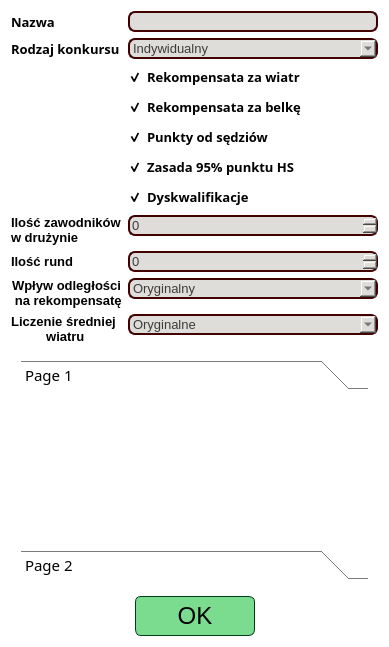
Above: source/UI/EditorWidgets/CompetitionRulesEditorWidget.ui from SiekamCebule/sj-sim before the change. Below: the same form after it.
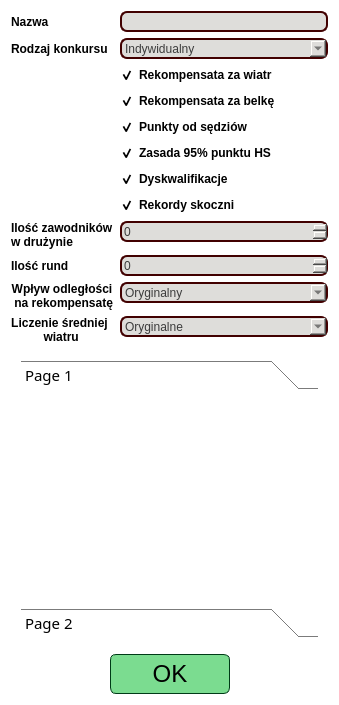
That is the form after the change.

```diff
--- a/source/UI/EditorWidgets/CompetitionRulesEditorWidget.ui
+++ b/source/UI/EditorWidgets/CompetitionRulesEditorWidget.ui
@@ -6,8 +6,8 @@
    <rect>
     <x>0</x>
     <y>0</y>
-    <width>386</width>
-    <height>642</height>
+    <width>334</width>
+    <height>705</height>
    </rect>
   </property>
   <property name="sizePolicy">
@@ -30,8 +30,8 @@
       <widget class="QLabel" name="label">
        <property name="font">
         <font>
-         <family>Quicksand Medium</family>
-         <pointsize>10</pointsize>
+         <family>Segoe UI</family>
+         <pointsize>9</pointsize>
          <bold>true</bold>
         </font>
        </property>
@@ -44,19 +44,19 @@
       <widget class="QLineEdit" name="lineEdit_name">
        <property name="minimumSize">
         <size>
-         <width>250</width>
+         <width>208</width>
          <height>21</height>
         </size>
        </property>
        <property name="maximumSize">
         <size>
-         <width>250</width>
+         <width>208</width>
          <height>21</height>
         </size>
        </property>
        <property name="font">
         <font>
-         <pointsize>10</pointsize>
+         <pointsize>9</pointsize>
         </font>
        </property>
        <property name="styleSheet">
@@ -73,8 +73,8 @@
       <widget class="QLabel" name="label_6">
        <property name="font">
         <font>
-         <family>Quicksand Medium</family>
-         <pointsize>10</pointsize>
+         <family>Segoe UI</family>
+         <pointsize>9</pointsize>
          <bold>true</bold>
         </font>
        </property>
@@ -87,19 +87,19 @@
       <widget class="QComboBox" name="comboBox_competitionType">
        <property name="minimumSize">
         <size>
-         <width>250</width>
+         <width>208</width>
          <height>21</height>
         </size>
        </property>
        <property name="maximumSize">
         <size>
-         <width>250</width>
+         <width>208</width>
          <height>21</height>
         </size>
        </property>
        <property name="font">
         <font>
-         <pointsize>10</pointsize>
+         <pointsize>9</pointsize>
         </font>
        </property>
        <property name="styleSheet">
@@ -126,8 +126,8 @@
       <widget class="QCheckBox" name="checkBox_windCompensation">
        <property name="font">
         <font>
-         <family>Quicksand Medium</family>
-         <pointsize>10</pointsize>
+         <family>Segoe UI</family>
+         <pointsize>9</pointsize>
          <bold>true</bold>
         </font>
        </property>
@@ -143,8 +143,8 @@
       <widget class="QCheckBox" name="checkBox_gateCompensation">
        <property name="font">
         <font>
-         <family>Quicksand Medium</family>
-         <pointsize>10</pointsize>
+         <family>Segoe UI</family>
+         <pointsize>9</pointsize>
          <bold>true</bold>
         </font>
        </property>
@@ -160,8 +160,8 @@
       <widget class="QCheckBox" name="checkBox_judgesPoints">
        <property name="font">
         <font>
-         <family>Quicksand Medium</family>
-         <pointsize>10</pointsize>
+         <family>Segoe UI</family>
+         <pointsize>9</pointsize>
          <bold>true</bold>
         </font>
        </property>
@@ -177,8 +177,8 @@
       <widget class="QCheckBox" name="checkBox_95HsRule">
        <property name="font">
         <font>
-         <family>Quicksand Medium</family>
-         <pointsize>10</pointsize>
+         <family>Segoe UI</family>
+         <pointsize>9</pointsize>
          <bold>true</bold>
         </font>
        </property>
@@ -194,8 +194,8 @@
       <widget class="QCheckBox" name="checkBox_dsq">
        <property name="font">
         <font>
-         <family>Quicksand Medium</family>
-         <pointsize>10</pointsize>
+         <family>Segoe UI</family>
+         <pointsize>9</pointsize>
          <bold>true</bold>
         </font>
        </property>
@@ -207,11 +207,12 @@
        </property>
       </widget>
      </item>
-     <item row="7" column="0">
+     <item row="8" column="0">
       <widget class="QLabel" name="label_jumpersInTeam">
        <property name="font">
         <font>
-         <pointsize>10</pointsize>
+         <family>Segoe UI</family>
+         <pointsize>9</pointsize>
          <bold>true</bold>
         </font>
        </property>
@@ -221,23 +222,23 @@
        </property>
       </widget>
      </item>
-     <item row="7" column="1">
+     <item row="8" column="1">
       <widget class="QSpinBox" name="spinBox_jumpersInTeamCount">
        <property name="minimumSize">
         <size>
-         <width>250</width>
+         <width>208</width>
          <height>21</height>
         </size>
        </property>
        <property name="maximumSize">
         <size>
-         <width>250</width>
+         <width>208</width>
          <height>21</height>
         </size>
        </property>
        <property name="font">
         <font>
-         <pointsize>10</pointsize>
+         <pointsize>9</pointsize>
         </font>
        </property>
        <property name="styleSheet">
@@ -253,11 +254,12 @@
        </property>
       </widget>
      </item>
-     <item row="8" column="0">
+     <item row="9" column="0">
       <widget class="QLabel" name="label_7">
        <property name="font">
         <font>
-         <pointsize>10</pointsize>
+         <family>Segoe UI</family>
+         <pointsize>9</pointsize>
          <bold>true</bold>
         </font>
        </property>
@@ -266,23 +268,23 @@
        </property>
       </widget>
      </item>
-     <item row="8" column="1">
+     <item row="9" column="1">
       <widget class="QSpinBox" name="spinBox_roundsCount">
        <property name="minimumSize">
         <size>
-         <width>250</width>
+         <width>208</width>
          <height>21</height>
         </size>
        </property>
        <property name="maximumSize">
         <size>
-         <width>250</width>
+         <width>208</width>
          <height>21</height>
         </size>
        </property>
        <property name="font">
         <font>
-         <pointsize>10</pointsize>
+         <pointsize>9</pointsize>
         </font>
        </property>
        <property name="styleSheet">
@@ -298,7 +300,7 @@
        </property>
       </widget>
      </item>
-     <item row="9" column="0">
+     <item row="10" column="0">
       <widget class="QLabel" name="label_3">
        <property name="sizePolicy">
         <sizepolicy hsizetype="Minimum" vsizetype="Minimum">
@@ -308,8 +310,8 @@
        </property>
        <property name="font">
         <font>
-         <family>Ubuntu</family>
-         <pointsize>10</pointsize>
+         <family>Segoe UI</family>
+         <pointsize>9</pointsize>
          <bold>true</bold>
         </font>
        </property>
@@ -328,7 +330,7 @@
        </property>
       </widget>
      </item>
-     <item row="9" column="1">
+     <item row="10" column="1">
       <widget class="QComboBox" name="comboBox_windCompensationDistanceEffect">
        <property name="sizePolicy">
         <sizepolicy hsizetype="Maximum" vsizetype="Maximum">
@@ -338,19 +340,19 @@
        </property>
        <property name="minimumSize">
         <size>
-         <width>250</width>
+         <width>208</width>
          <height>21</height>
         </size>
        </property>
        <property name="maximumSize">
         <size>
-         <width>250</width>
+         <width>208</width>
          <height>21</height>
         </size>
        </property>
        <property name="font">
         <font>
-         <pointsize>10</pointsize>
+         <pointsize>9</pointsize>
         </font>
        </property>
        <property name="toolTip">
@@ -387,7 +389,7 @@
        </item>
       </widget>
      </item>
-     <item row="10" column="0">
+     <item row="11" column="0">
       <widget class="QLabel" name="label_2">
        <property name="sizePolicy">
         <sizepolicy hsizetype="Minimum" vsizetype="Minimum">
@@ -397,8 +399,8 @@
        </property>
        <property name="font">
         <font>
-         <family>Ubuntu</family>
-         <pointsize>10</pointsize>
+         <family>Segoe UI</family>
+         <pointsize>9</pointsize>
          <bold>true</bold>
         </font>
        </property>
@@ -417,7 +419,7 @@
        </property>
       </widget>
      </item>
-     <item row="10" column="1">
+     <item row="11" column="1">
       <widget class="QComboBox" name="comboBox_windAverageCalculatingType">
        <property name="sizePolicy">
         <sizepolicy hsizetype="Maximum" vsizetype="Maximum">
@@ -427,19 +429,19 @@
        </property>
        <property name="minimumSize">
         <size>
-         <width>250</width>
+         <width>208</width>
          <height>21</height>
         </size>
        </property>
        <property name="maximumSize">
         <size>
-         <width>250</width>
+         <width>208</width>
          <height>21</height>
         </size>
        </property>
        <property name="font">
         <font>
-         <pointsize>10</pointsize>
+         <pointsize>9</pointsize>
         </font>
        </property>
        <property name="toolTip">
@@ -468,6 +470,23 @@
        </item>
       </widget>
      </item>
+     <item row="7" column="1">
+      <widget class="QCheckBox" name="checkBox_hillRecordBreaking">
+       <property name="font">
+        <font>
+         <family>Segoe UI</family>
+         <pointsize>9</pointsize>
+         <bold>true</bold>
+        </font>
+       </property>
+       <property name="text">
+        <string>Rekordy skoczni</string>
+       </property>
+       <property name="checked">
+        <bool>true</bool>
+       </property>
+      </widget>
+     </item>
     </layout>
    </item>
    <item>
@@ -503,8 +522,8 @@
        <rect>
         <x>0</x>
         <y>0</y>
-        <width>366</width>
-        <height>238</height>
+        <width>314</width>
+        <height>272</height>
        </rect>
       </property>
       <layout class="QVBoxLayout" name="verticalLayout">
@@ -530,8 +549,8 @@
            <rect>
             <x>0</x>
             <y>0</y>
-            <width>348</width>
-            <height>154</height>
+            <width>296</width>
+            <height>188</height>
            </rect>
           </property>
           <attribute name="label">
```
Left out of the diff: 4 changed lines with no effect on the pictures.
